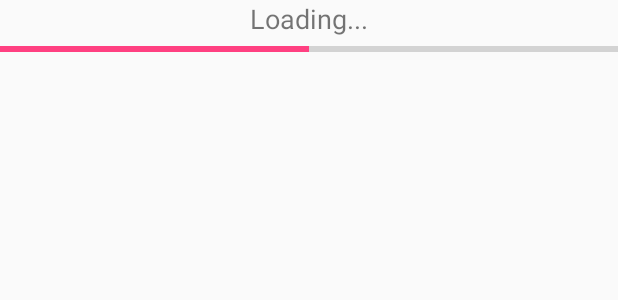
After one commit to AhmedAKhan/Capstone, an Android app: the layout view_progress_bar.xml on its own in the app's theme, with its tools: preview values and no code run, on a phone screen of 412 x 824 dp. The commit adds this screen. Shown: the top 300 px of the screen. Run offline under Robolectric (Android 15) with nearby library versions, the phone set to English and light mode, and no system bars.

Commit message:
Created two button view and horizontal progress bar view

```diff
--- /dev/null
+++ b/signTalk/TangoClient/app/src/main/res/layout/view_progress_bar.xml
@@ -0,0 +1,23 @@
+<?xml version="1.0" encoding="utf-8"?>
+<LinearLayout xmlns:android="http://schemas.android.com/apk/res/android"
+    xmlns:tools="http://schemas.android.com/tools"
+    android:layout_width="match_parent"
+    android:layout_height="wrap_content"
+    android:orientation="vertical">
+
+    <TextView
+        android:id="@+id/tv_status"
+        android:layout_width="match_parent"
+        android:layout_height="wrap_content"
+        android:gravity="center_horizontal"
+        android:textSize="18sp"
+        tools:text="Loading..."/>
+
+    <ProgressBar
+        android:id="@+id/horizontal_progress_bar"
+        style="?android:attr/progressBarStyleHorizontal"
+        android:layout_width="match_parent"
+        android:layout_height="wrap_content"
+        tools:progress="50" />
+
+</LinearLayout>
--- /dev/null
+++ b/signTalk/TangoClient/app/src/main/res/values/attrs.xml
@@ -0,0 +1,6 @@
+<?xml version="1.0" encoding="utf-8"?>
+<resources>
+    <declare-styleable name="HorizontalProgressBarView">
+        <attr name="status" format="string" />
+    </declare-styleable>
+</resources>
```
Also changed, not shown: signTalk/TangoClient/app/src/main/java/td/techjam/tangoclient/HorizontalProgressBarView.java (added, +67 -0 lines), signTalk/TangoClient/app/src/main/java/td/techjam/tangoclient/TwoButtonView.java (+83 -0 lines).
